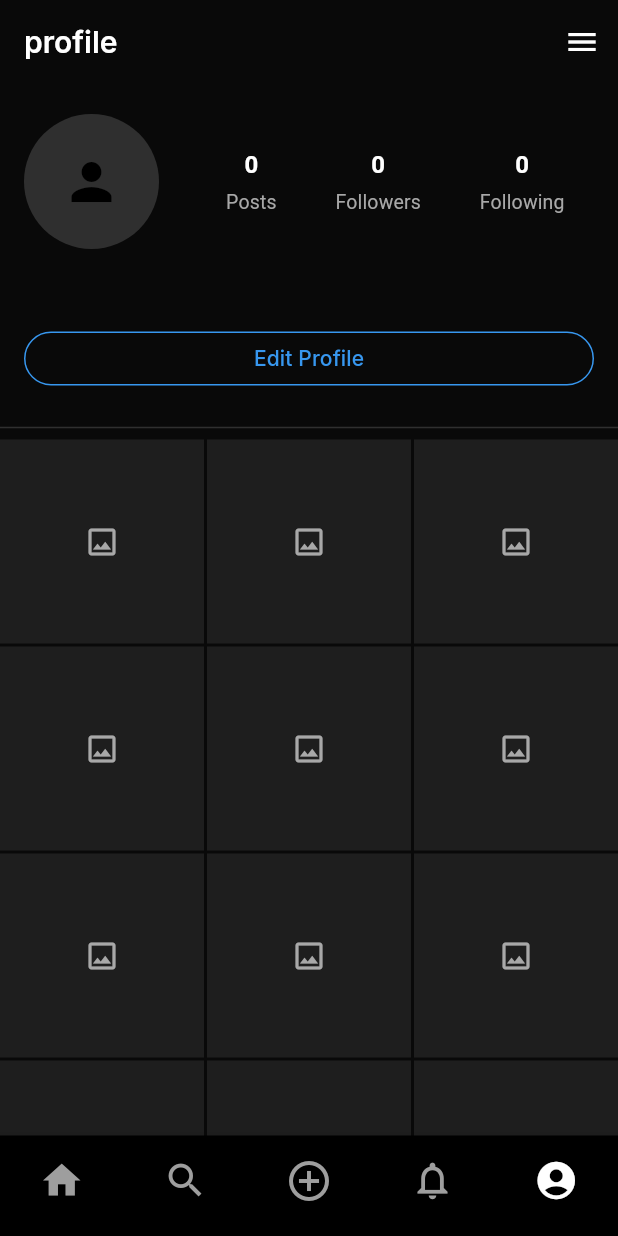
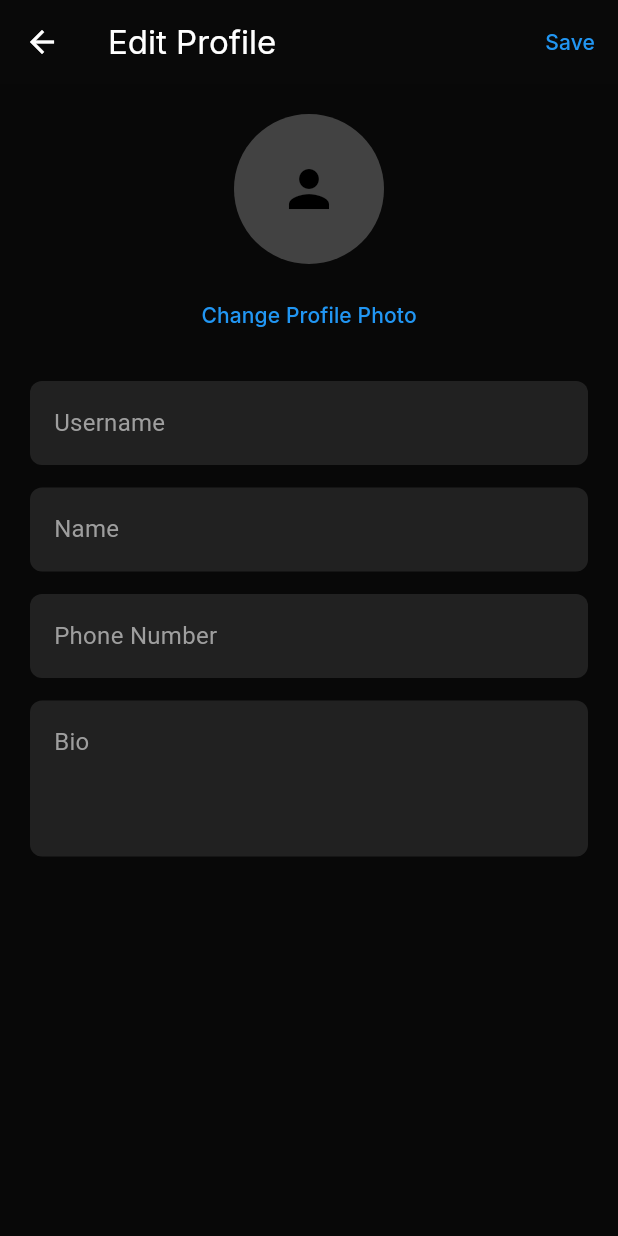
Before and after one commit to AdharshReghu5/Jobo, a Flutter app: the screen it shows once a user with an empty profile is signed in, item 5 of the bottom bar chosen, after a tap on "Edit Profile", on a phone screen of 412 x 824 dp. Run offline on Flutter 3.47's test engine with Material 3 defaults, Android fonts, the phone set to English and light mode, and no system bars; our stand-ins replace cloud_firestore, firebase_auth, firebase_core, firebase_storage, google_fonts, image_picker; accounts and stored records are empty; network calls fail.

Commit message:
updated project with merged changes

```diff
--- /dev/null
+++ b/lib/screens/edit_profile_screen.dart
@@ -0,0 +1,244 @@
+import 'dart:io';
+import 'package:flutter/material.dart';
+import 'package:firebase_auth/firebase_auth.dart';
+import 'package:cloud_firestore/cloud_firestore.dart';
+import 'package:image_picker/image_picker.dart';
+import 'package:firebase_storage/firebase_storage.dart';
+
+class EditProfileScreen extends StatefulWidget {
+  const EditProfileScreen({super.key});
+
+  @override
+  State<EditProfileScreen> createState() => _EditProfileScreenState();
+}
+
+class _EditProfileScreenState extends State<EditProfileScreen> {
+  final username = TextEditingController();
+  final name = TextEditingController();
+  final bio = TextEditingController();
+  final phone = TextEditingController();
+
+  File? image;
+  String imageUrl = "";
+
+  bool loading = true;
+
+  @override
+  void initState() {
+    super.initState();
+    loadUserData();
+  }
+
+  @override
+  void dispose() {
+    username.dispose();
+    name.dispose();
+    bio.dispose();
+    phone.dispose();
+    super.dispose();
+  }
+
+  // 🔥 LOAD USER DATA
+  Future<void> loadUserData() async {
+    final user = FirebaseAuth.instance.currentUser;
+
+    final doc = await FirebaseFirestore.instance
+        .collection("users")
+        .doc(user!.uid)
+        .get();
+
+    final data = doc.data()!;
+
+    username.text = data['username'] ?? "";
+    name.text = data['name'] ?? "";
+    bio.text = data['bio'] ?? "";
+    phone.text = data['phone'] ?? "";
+    imageUrl = data['profileImage'] ?? "";
+
+    setState(() {
+      loading = false;
+    });
+  }
+
+  // 📸 PICK IMAGE
+  Future<void> pickImage() async {
+    final picked = await ImagePicker().pickImage(source: ImageSource.gallery);
+
+    if (picked != null) {
+      setState(() {
+        image = File(picked.path);
+      });
+    }
+  }
+
+  // ☁️ UPLOAD IMAGE
+  Future<String> uploadImage(String uid) async {
+    if (image == null) return imageUrl;
+
+    final ref = FirebaseStorage.instance.ref().child("profile_images/$uid.jpg");
+
+    await ref.putFile(image!);
+    return await ref.getDownloadURL();
+  }
+
+  // 📱 PHONE VALIDATION
+  bool isValidPhone(String phone) {
+    return RegExp(r'^[0-9]{10}$').hasMatch(phone);
+  }
+
+  // 💾 SAVE PROFILE
+  Future<void> saveProfile() async {
+    if (username.text.trim().isEmpty) {
+      showMessage("Username required");
+      return;
+    }
+
+    if (name.text.trim().isEmpty) {
+      showMessage("Name required");
+      return;
+    }
+
+    if (!isValidPhone(phone.text.trim())) {
+      showMessage("Enter valid phone number");
+      return;
+    }
+
+    try {
+      setState(() => loading = true);
+
+      final user = FirebaseAuth.instance.currentUser;
+
+      String newImageUrl = await uploadImage(user!.uid);
+
+      await FirebaseFirestore.instance
+          .collection("users")
+          .doc(user.uid)
+          .update({
+            "username": username.text.trim().toLowerCase(),
+            "name": name.text.trim(),
+            "bio": bio.text.trim(),
+            "phone": phone.text.trim(),
+            "profileImage": newImageUrl,
+          });
+
+      Navigator.pop(context, true); // 🔥 refresh profile
+    } catch (e) {
+      showMessage("Update failed");
+    } finally {
+      setState(() => loading = false);
+    }
+  }
+
+  // 🔔 MESSAGE
+  void showMessage(String text) {
+    ScaffoldMessenger.of(context).showSnackBar(SnackBar(content: Text(text)));
+  }
+
+  InputDecoration inputStyle(String hint) {
+    return InputDecoration(
+      hintText: hint,
+      hintStyle: const TextStyle(color: Colors.grey),
+      filled: true,
+      fillColor: Colors.grey[900],
+      border: OutlineInputBorder(
+        borderRadius: BorderRadius.circular(8),
+        borderSide: BorderSide.none,
+      ),
+    );
+  }
+
+  @override
+  Widget build(BuildContext context) {
+    return Scaffold(
+      resizeToAvoidBottomInset: true,
+      backgroundColor: const Color(0xFF080808),
+
+      appBar: AppBar(
+        title: const Text("Edit Profile"),
+        actions: [
+          TextButton(
+            onPressed: saveProfile,
+            child: const Text("Save", style: TextStyle(color: Colors.blue)),
+          ),
+        ],
+      ),
+
+      body: loading
+          ? const Center(child: CircularProgressIndicator())
+          : SafeArea(
+              child: SingleChildScrollView(
+                padding: const EdgeInsets.all(20),
+
+                child: Column(
+                  crossAxisAlignment: CrossAxisAlignment.center,
+                  children: [
+                    // 🔥 PROFILE IMAGE
+                    GestureDetector(
+                      onTap: pickImage,
+                      child: CircleAvatar(
+                        radius: 50,
+                        backgroundColor: Colors.grey[800],
+                        backgroundImage: image != null
+                            ? FileImage(image!)
+                            : (imageUrl.isNotEmpty
+                                      ? NetworkImage(imageUrl)
+                                      : null)
+                                  as ImageProvider?,
+                        child: (image == null && imageUrl.isEmpty)
+                            ? const Icon(Icons.person, size: 40)
+                            : null,
+                      ),
+                    ),
+
+                    const SizedBox(height: 10),
+
+                    TextButton(
+                      onPressed: pickImage,
+                      child: const Text(
+                        "Change Profile Photo",
+                        style: TextStyle(color: Colors.blue),
+                      ),
+                    ),
+
+                    const SizedBox(height: 20),
+
+                    TextField(
+                      controller: username,
+                      style: const TextStyle(color: Colors.white),
+                      decoration: inputStyle("Username"),
+                    ),
+
+                    const SizedBox(height: 15),
+
+                    TextField(
+                      controller: name,
+                      style: const TextStyle(color: Colors.white),
+                      decoration: inputStyle("Name"),
+                    ),
+
+                    const SizedBox(height: 15),
+
+                    TextField(
+                      controller: phone,
+                      keyboardType: TextInputType.number,
+                      style: const TextStyle(color: Colors.white),
+                      decoration: inputStyle("Phone Number"),
+                    ),
+
+                    const SizedBox(height: 15),
+
+                    TextField(
+                      controller: bio,
+                      maxLines: 3,
+                      style: const TextStyle(color: Colors.white),
+                      decoration: inputStyle("Bio"),
+                    ),
+
+                    const SizedBox(height: 20),
+                  ],
+                ),
+              ),
+            ),
+    );
+  }
+}
--- a/lib/screens/profile_screen.dart
+++ b/lib/screens/profile_screen.dart
@@ -3,6 +3,7 @@ import 'package:firebase_auth/firebase_auth.dart';
 import 'package:cloud_firestore/cloud_firestore.dart';
 
 import 'login_screen.dart';
+import 'package:jobo/screens/edit_profile_screen.dart';
 
 class ProfileScreen extends StatefulWidget {
   const ProfileScreen({super.key});
@@ -12,19 +13,19 @@ class ProfileScreen extends StatefulWidget {
 }
 
 class _ProfileScreenState extends State<ProfileScreen> {
-
   Future<DocumentSnapshot> getUserData() async {
     User? user = FirebaseAuth.instance.currentUser;
 
-    return await FirebaseFirestore.instance
-        .collection("users")
-        .doc(user!.uid)
-        .get();
+    return FirebaseFirestore.instance.collection("users").doc(user!.uid).get();
+  }
+
+  // 🔥 REFRESH FUNCTION
+  void refresh() {
+    setState(() {});
   }
 
   @override
   Widget build(BuildContext context) {
-
     final theme = Theme.of(context);
 
     return Scaffold(
@@ -34,7 +35,6 @@ class _ProfileScreenState extends State<ProfileScreen> {
         title: FutureBuilder<DocumentSnapshot>(
           future: getUserData(),
           builder: (context, snapshot) {
-
             if (!snapshot.hasData) {
               return const Text("...");
             }
@@ -43,22 +43,29 @@ class _ProfileScreenState extends State<ProfileScreen> {
 
             return Text(
               username.isEmpty ? "profile" : username,
-              style: const TextStyle(
-                fontWeight: FontWeight.w600,
-                fontSize: 20, // 🔥 Bigger username
-              ),
+              style: const TextStyle(fontWeight: FontWeight.w600, fontSize: 20),
             );
           },
         ),
 
         actions: [
-
           PopupMenuButton<String>(
             icon: const Icon(Icons.menu),
 
             onSelected: (value) async {
-              if (value == "logout") {
+              // 🔥 EDIT PROFILE FROM MENU
+              if (value == "edit") {
+                final updated = await Navigator.push(
+                  context,
+                  MaterialPageRoute(builder: (_) => const EditProfileScreen()),
+                );
 
+                if (updated == true) {
+                  refresh();
+                }
+              }
+              // 🔥 LOGOUT
+              else if (value == "logout") {
                 await FirebaseAuth.instance.signOut();
 
                 Navigator.pushAndRemoveUntil(
@@ -85,7 +92,6 @@ class _ProfileScreenState extends State<ProfileScreen> {
       body: FutureBuilder<DocumentSnapshot>(
         future: getUserData(),
         builder: (context, snapshot) {
-
           if (!snapshot.hasData) {
             return const Center(child: CircularProgressIndicator());
           }
@@ -101,7 +107,6 @@ class _ProfileScreenState extends State<ProfileScreen> {
             child: Column(
               crossAxisAlignment: CrossAxisAlignment.start,
               children: [
-
                 const SizedBox(height: 20),
 
                 // 🔥 PROFILE ROW
@@ -110,12 +115,12 @@ class _ProfileScreenState extends State<ProfileScreen> {
 
                   child: Row(
                     children: [
-
                       CircleAvatar(
                         radius: 45,
                         backgroundColor: theme.dividerColor,
-                        backgroundImage:
-                            imageUrl.isNotEmpty ? NetworkImage(imageUrl) : null,
+                        backgroundImage: imageUrl.isNotEmpty
+                            ? NetworkImage(imageUrl)
+                            : null,
                         child: imageUrl.isEmpty
                             ? const Icon(Icons.person, size: 40)
                             : null,
@@ -146,13 +151,23 @@ class _ProfileScreenState extends State<ProfileScreen> {
                   child: Column(
                     crossAxisAlignment: CrossAxisAlignment.start,
                     children: [
-
                       Text(
                         name,
                         style: const TextStyle(
                           fontWeight: FontWeight.w600,
-                          fontSize: 16, // 🔥 Bigger name
+                          fontSize: 16,
                           color: Colors.white,
+                        ),
+                      ),
+
+                      const SizedBox(height: 4),
+
+                      // 🔥 USERNAME (optional nice UI)
+                      Text(
+                        "@$username",
+                        style: const TextStyle(
+                          color: Colors.grey,
+                          fontSize: 14,
                         ),
                       ),
 
@@ -161,9 +176,7 @@ class _ProfileScreenState extends State<ProfileScreen> {
                       if (bio.isNotEmpty)
                         Text(
                           bio,
-                          style: const TextStyle(
-                            color: Color(0xFFA8A8A8),
-                          ),
+                          style: const TextStyle(color: Color(0xFFA8A8A8)),
                         ),
                     ],
                   ),
@@ -171,7 +184,7 @@ class _ProfileScreenState extends State<ProfileScreen> {
 
                 const SizedBox(height: 12),
 
-                // 🔥 EDIT PROFILE BUTTON (FIXED STYLE)
+                // 🔥 EDIT PROFILE BUTTON
                 Padding(
                   padding: const EdgeInsets.symmetric(horizontal: 16),
 
@@ -181,12 +194,23 @@ class _ProfileScreenState extends State<ProfileScreen> {
 
                     child: OutlinedButton(
                       style: OutlinedButton.styleFrom(
-                        side: const BorderSide(
-                          color: Color(0xFF3797EF), // 🔥 Blue border
-                        ),
-                        foregroundColor: const Color(0xFF3797EF), // 🔥 Blue text
+                        side: const BorderSide(color: Color(0xFF3797EF)),
+                        foregroundColor: const Color(0xFF3797EF),
                       ),
-                      onPressed: () {},
+
+                      onPressed: () async {
+                        final updated = await Navigator.push(
+                          context,
+                          MaterialPageRoute(
+                            builder: (_) => const EditProfileScreen(),
+                          ),
+                        );
+
+                        if (updated == true) {
+                          refresh();
+                        }
+                      },
+
                       child: const Text("Edit Profile"),
                     ),
                   ),
@@ -250,10 +274,7 @@ class ProfileStat extends StatelessWidget {
         const SizedBox(height: 4),
         Text(
           label,
-          style: const TextStyle(
-            color: Color(0xFFA8A8A8),
-            fontSize: 13,
-          ),
+          style: const TextStyle(color: Color(0xFFA8A8A8), fontSize: 13),
         ),
       ],
     );
```
